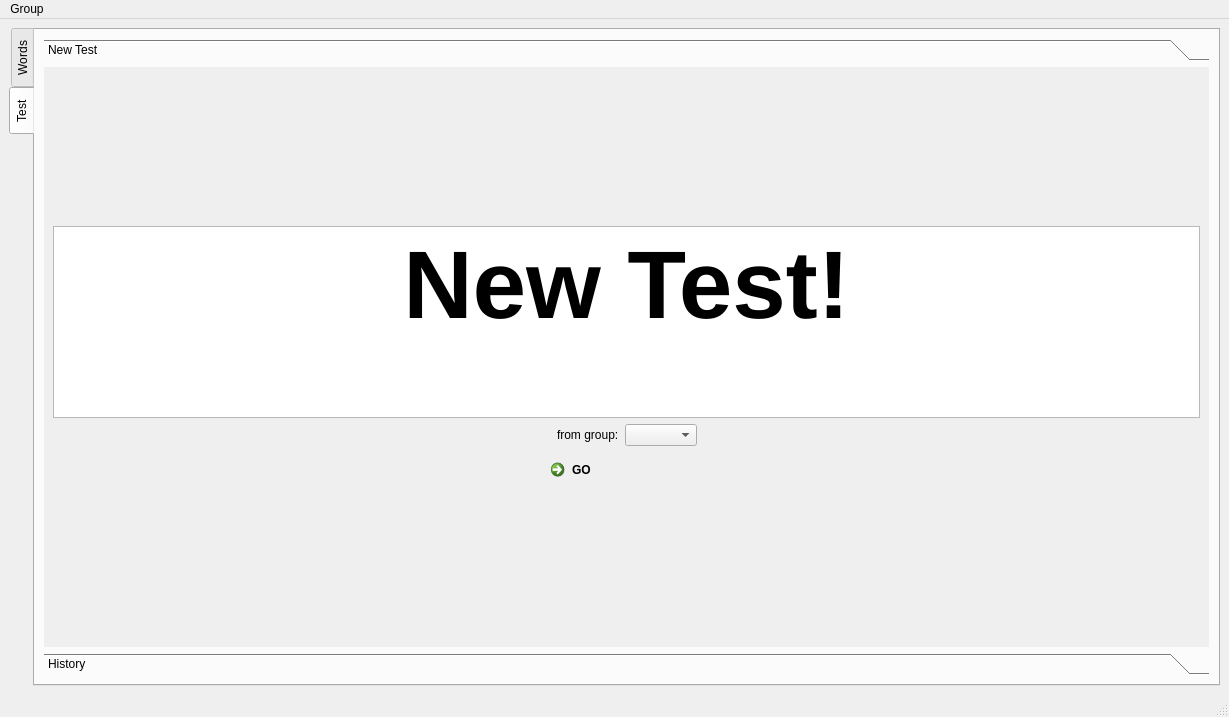
Before: the Qt Designer form UIs/MainWindow.ui in PelerYuan/HaoCiKuaiJi3.0, drawn with Qt 5.
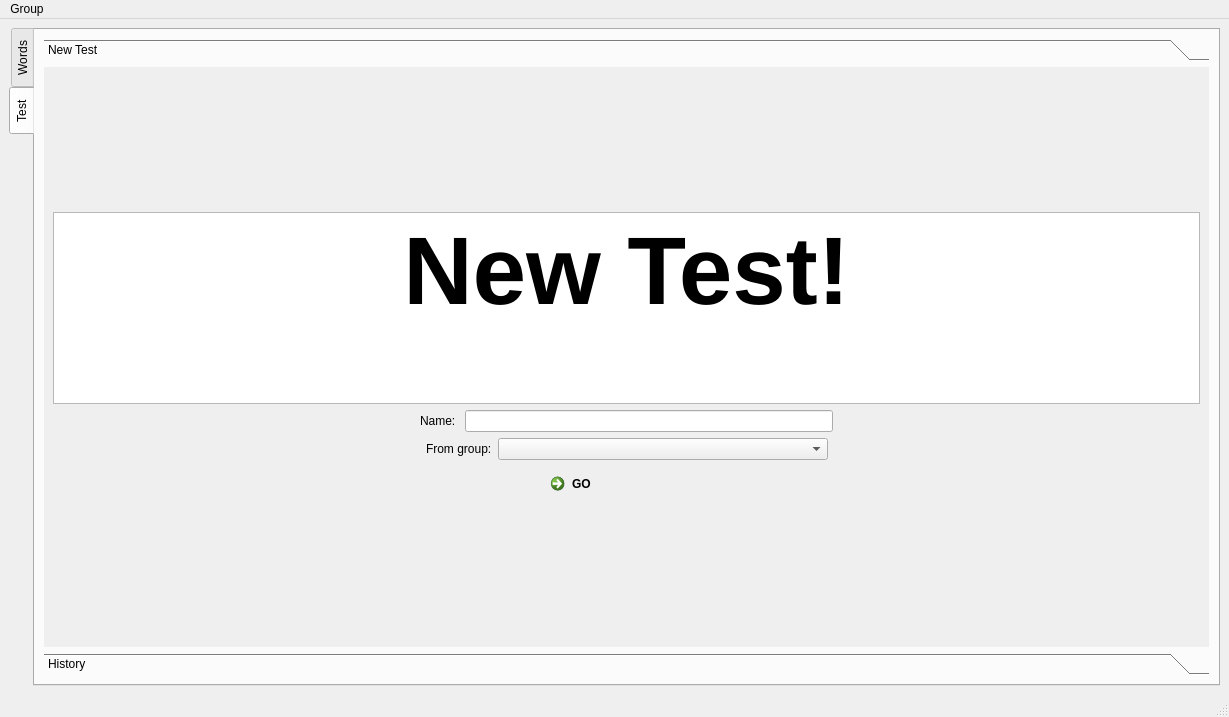
After: the same form once the commit is applied. The open tabs and pages were chosen to show the change.

Diff of the .ui file:
```diff
--- a/UIs/MainWindow.ui
+++ b/UIs/MainWindow.ui
@@ -178,6 +178,46 @@
               </property>
              </widget>
             </item>
+            <item>
+             <layout class="QHBoxLayout" name="horizontalLayout_6">
+              <item>
+               <spacer name="horizontalSpacer_5">
+                <property name="orientation">
+                 <enum>Qt::Orientation::Horizontal</enum>
+                </property>
+                <property name="sizeHint" stdset="0">
+                 <size>
+                  <width>40</width>
+                  <height>20</height>
+                 </size>
+                </property>
+               </spacer>
+              </item>
+              <item>
+               <widget class="QLabel" name="label_2">
+                <property name="text">
+                 <string>Name: </string>
+                </property>
+               </widget>
+              </item>
+              <item>
+               <widget class="QLineEdit" name="test_new_lineEdit"/>
+              </item>
+              <item>
+               <spacer name="horizontalSpacer_6">
+                <property name="orientation">
+                 <enum>Qt::Orientation::Horizontal</enum>
+                </property>
+                <property name="sizeHint" stdset="0">
+                 <size>
+                  <width>40</width>
+                  <height>20</height>
+                 </size>
+                </property>
+               </spacer>
+              </item>
+             </layout>
+            </item>
             <item>
              <layout class="QHBoxLayout" name="horizontalLayout_2">
               <item>
@@ -196,12 +236,19 @@
               <item>
                <widget class="QLabel" name="label">
                 <property name="text">
-                 <string>from group:</string>
+                 <string>From group:</string>
                 </property>
                </widget>
               </item>
               <item>
-               <widget class="QComboBox" name="new_test_comboBox"/>
+               <widget class="QComboBox" name="test_new_comboBox">
+                <property name="minimumSize">
+                 <size>
+                  <width>330</width>
+                  <height>0</height>
+                 </size>
+                </property>
+               </widget>
               </item>
               <item>
                <spacer name="horizontalSpacer_2">
```
Left out of the diff: 23 changed lines with no effect on the pictures.
